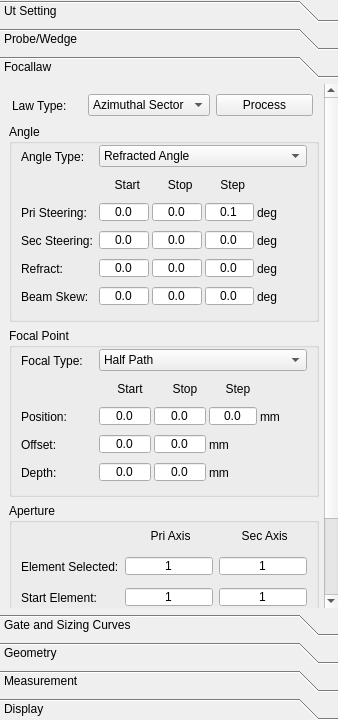
Above: phascan_view/ui/DopplerGroupTab.ui from qinxingying/hello-word before the change. Below: the same form after it.
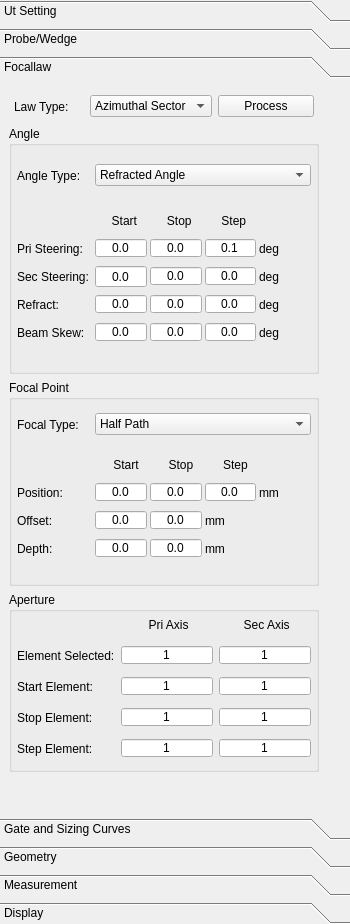
That is the form after the change. The open tabs and pages were chosen to show the change. Icons and pictures are not drawn. Custom widgets are drawn as their Qt base class.

```diff
--- a/phascan_view/ui/DopplerGroupTab.ui
+++ b/phascan_view/ui/DopplerGroupTab.ui
@@ -6,8 +6,8 @@
    <rect>
     <x>0</x>
     <y>0</y>
-    <width>338</width>
-    <height>720</height>
+    <width>350</width>
+    <height>924</height>
    </rect>
   </property>
   <property name="sizePolicy">
@@ -16,6 +16,12 @@
     <verstretch>0</verstretch>
    </sizepolicy>
   </property>
+  <property name="minimumSize">
+   <size>
+    <width>0</width>
+    <height>0</height>
+   </size>
+  </property>
   <property name="font">
    <font>
     <family>Arial</family>
@@ -42,6 +48,12 @@
    </property>
    <item>
     <widget class="QToolBox" name="toolBox">
+     <property name="minimumSize">
+      <size>
+       <width>290</width>
+       <height>0</height>
+      </size>
+     </property>
      <property name="baseSize">
       <size>
        <width>0</width>
@@ -2898,13 +2910,13 @@
        <rect>
         <x>0</x>
         <y>0</y>
-        <width>321</width>
-        <height>618</height>
+        <width>350</width>
+        <height>714</height>
        </rect>
       </property>
       <property name="minimumSize">
        <size>
-        <width>313</width>
+        <width>0</width>
         <height>0</height>
        </size>
       </property>
@@ -2916,17 +2928,32 @@
        <string>Focallaw</string>
       </attribute>
       <layout class="QVBoxLayout" name="verticalLayout_4">
+       <property name="spacing">
+        <number>0</number>
+       </property>
+       <property name="leftMargin">
+        <number>9</number>
+       </property>
+       <property name="rightMargin">
+        <number>0</number>
+       </property>
+       <property name="bottomMargin">
+        <number>0</number>
+       </property>
        <item>
         <widget class="QScrollArea" name="scrollArea">
          <property name="minimumSize">
           <size>
-           <width>313</width>
-           <height>600</height>
+           <width>0</width>
+           <height>645</height>
           </size>
          </property>
          <property name="frameShape">
           <enum>QFrame::NoFrame</enum>
          </property>
+         <property name="horizontalScrollBarPolicy">
+          <enum>Qt::ScrollBarAlwaysOff</enum>
+         </property>
          <property name="widgetResizable">
           <bool>true</bool>
          </property>
@@ -2935,23 +2962,17 @@
            <rect>
             <x>0</x>
             <y>0</y>
-            <width>313</width>
-            <height>600</height>
+            <width>341</width>
+            <height>705</height>
            </rect>
           </property>
           <property name="minimumSize">
            <size>
-            <width>312</width>
-            <height>560</height>
+            <width>0</width>
+            <height>0</height>
            </size>
           </property>
-          <property name="maximumSize">
-           <size>
-            <width>1777125</width>
-            <height>16777215</height>
-           </size>
-          </property>
-          <layout class="QVBoxLayout" name="verticalLayout_17" stretch="1,6,5,5">
+          <layout class="QVBoxLayout" name="verticalLayout_17" stretch="0,6,5,0,0">
            <property name="leftMargin">
             <number>0</number>
            </property>
@@ -2961,68 +2982,79 @@
            <property name="rightMargin">
             <number>0</number>
            </property>
+           <property name="bottomMargin">
+            <number>0</number>
+           </property>
            <item>
-            <layout class="QHBoxLayout" name="horizontalLayout_7">
-             <property name="leftMargin">
-              <number>3</number>
+            <widget class="QWidget" name="widget" native="true">
+             <property name="maximumSize">
+              <size>
+               <width>310</width>
+               <height>30</height>
+              </size>
              </property>
-             <property name="topMargin">
-              <number>0</number>
-             </property>
-             <property name="rightMargin">
-              <number>9</number>
-             </property>
-             <property name="bottomMargin">
-              <number>0</number>
-             </property>
-             <item>
-              <widget class="QLabel" name="LabelLawType">
-               <property name="sizePolicy">
-                <sizepolicy hsizetype="Fixed" vsizetype="Fixed">
-                 <horstretch>0</horstretch>
-                 <verstretch>0</verstretch>
-                </sizepolicy>
-               </property>
-               <property name="minimumSize">
-                <size>
-                 <width>70</width>
-                 <height>25</height>
-                </size>
-               </property>
-               <property name="text">
-                <string>Law Type:</string>
-               </property>
-              </widget>
-             </item>
-             <item>
-              <widget class="QComboBox" name="ComLawType">
-               <item>
+             <layout class="QHBoxLayout" name="horizontalLayout_7">
+              <property name="leftMargin">
+               <number>5</number>
+              </property>
+              <property name="topMargin">
+               <number>1</number>
+              </property>
+              <property name="rightMargin">
+               <number>5</number>
+              </property>
+              <property name="bottomMargin">
+               <number>1</number>
+              </property>
+              <item>
+               <widget class="QLabel" name="LabelLawType">
+                <property name="sizePolicy">
+                 <sizepolicy hsizetype="Fixed" vsizetype="Fixed">
+                  <horstretch>0</horstretch>
+                  <verstretch>0</verstretch>
+                 </sizepolicy>
+                </property>
+                <property name="minimumSize">
+                 <size>
+                  <width>70</width>
+                  <height>25</height>
+                 </size>
+                </property>
                 <property name="text">
-                 <string>Azimuthal Sector</string>
+                 <string>Law Type:</string>
                 </property>
-               </item>
-               <item>
+               </widget>
+              </item>
+              <item>
+               <widget class="QComboBox" name="ComLawType">
+                <item>
+                 <property name="text">
+                  <string>Azimuthal Sector</string>
+                 </property>
+                </item>
+                <item>
+                 <property name="text">
+                  <string>Linear Sector</string>
+                 </property>
+                </item>
+               </widget>
+              </item>
+              <item>
+               <widget class="QPushButton" name="BtnProcessLaw">
                 <property name="text">
-                 <string>Linear Sector</string>
+                 <string>Process</string>
                 </property>
-               </item>
-              </widget>
-             </item>
-             <item>
-              <widget class="QPushButton" name="BtnProcessLaw">
-               <property name="text">
-                <string>Process</string>
-               </property>
-              </widget>
-             </item>
-            </layout>
+               </widget>
+              </item>
+             </layout>
+            </widget>
            </item>
            <item>
             <widget class="QGroupBox" name="BoxAngle">
              <property name="maximumSize">
               <size>
                <width>310</width>
-               <height>16777215</height>
+               <height>250</height>
               </size>
              </property>
              <property name="title">
@@ -3032,9 +3064,15 @@
               <property name="spacing">
                <number>3</number>
               </property>
+              <property name="leftMargin">
+               <number>5</number>
+              </property>
               <property name="topMargin">
                <number>0</number>
               </property>
+              <property name="rightMargin">
+               <number>5</number>
+              </property>
               <item>
                <layout class="QHBoxLayout" name="horizontalLayout_8">
                 <property name="leftMargin">
@@ -3168,7 +3206,7 @@
                   </property>
                   <property name="maximumSize">
                    <size>
-                    <width>16777215</width>
+                    <width>60</width>
                     <height>20</height>
                    </size>
                   </property>
@@ -3211,7 +3249,7 @@
                   </property>
                   <property name="maximumSize">
                    <size>
-                    <width>16777215</width>
+                    <width>60</width>
                     <height>20</height>
                    </size>
                   </property>
@@ -3254,7 +3292,7 @@
                   </property>
                   <property name="maximumSize">
                    <size>
-                    <width>16777215</width>
+                    <width>60</width>
                     <height>20</height>
                    </size>
                   </property>
@@ -3290,6 +3328,12 @@
                 </item>
                 <item row="2" column="0">
                  <widget class="QLabel" name="LabelSecSteering">
+                  <property name="sizePolicy">
+                   <sizepolicy hsizetype="Fixed" vsizetype="Preferred">
+                    <horstretch>0</horstretch>
+                    <verstretch>0</verstretch>
+                   </sizepolicy>
+                  </property>
                   <property name="minimumSize">
                    <size>
                     <width>75</width>
@@ -3317,8 +3361,8 @@
                   </property>
                   <property name="maximumSize">
                    <size>
-                    <width>16777215</width>
-                    <height>20</height>
+                    <width>60</width>
+                    <height>16777215</height>
                    </size>
                   </property>
                   <property name="frame">
@@ -3360,7 +3404,7 @@
                   </property>
                   <property name="maximumSize">
                    <size>
-                    <width>16777215</width>
+                    <width>60</width>
                     <height>20</height>
                    </size>
                   </property>
@@ -3403,7 +3447,7 @@
                   </property>
                   <property name="maximumSize">
                    <size>
-                    <width>16777215</width>
+                    <width>60</width>
                     <height>20</height>
                    </size>
                   </property>
@@ -3463,7 +3507,7 @@
                   </property>
                   <property name="maximumSize">
                    <size>
-                    <width>16777215</width>
+                    <width>60</width>
                     <height>20</height>
                    </size>
                   </property>
@@ -3506,7 +3550,7 @@
                   </property>
                   <property name="maximumSize">
                    <size>
-                    <width>16777215</width>
+                    <width>60</width>
                     <height>20</height>
                    </size>
                   </property>
@@ -3549,7 +3593,7 @@
                   </property>
                   <property name="maximumSize">
                    <size>
-                    <width>16777215</width>
+                    <width>60</width>
                     <height>20</height>
                    </size>
                   </property>
@@ -3609,7 +3653,7 @@
                   </property>
                   <property name="maximumSize">
                    <size>
-                    <width>16777215</width>
+                    <width>60</width>
                     <height>20</height>
                    </size>
                   </property>
@@ -3649,7 +3693,7 @@
                   </property>
                   <property name="maximumSize">
                    <size>
-                    <width>16777215</width>
+                    <width>60</width>
                     <height>20</height>
                    </size>
                   </property>
@@ -3689,7 +3733,7 @@
                   </property>
                   <property name="maximumSize">
                    <size>
-                    <width>16777215</width>
+                    <width>60</width>
                     <height>20</height>
                    </size>
                   </property>
@@ -3730,7 +3774,7 @@
              <property name="maximumSize">
               <size>
                <width>310</width>
-               <height>16777215</height>
+               <height>210</height>
               </size>
              </property>
              <property name="title">
@@ -3740,9 +3784,15 @@
               <property name="spacing">
                <number>3</number>
               </property>
+              <property name="leftMargin">
+               <number>5</number>
+              </property>
               <property name="topMargin">
                <number>0</number>
               </property>
+              <property name="rightMargin">
+               <number>5</number>
+              </property>
               <item>
                <layout class="QHBoxLayout" name="horizontalLayout_2">
                 <property name="leftMargin">
@@ -3881,7 +3931,7 @@
                   </property>
                   <property name="maximumSize">
                    <size>
-                    <width>16777215</width>
+                    <width>60</width>
                     <height>20</height>
                    </size>
                   </property>
@@ -3921,7 +3971,7 @@
                   </property>
                   <property name="maximumSize">
                    <size>
-                    <width>16777215</width>
+                    <width>60</width>
                     <height>20</height>
                    </size>
                   </property>
@@ -3961,7 +4011,7 @@
                   </property>
                   <property name="maximumSize">
                    <size>
-                    <width>16777215</width>
+                    <width>60</width>
                     <height>20</height>
                    </size>
                   </property>
@@ -4021,7 +4071,7 @@
                   </property>
                   <property name="maximumSize">
                    <size>
-                    <width>16777215</width>
+                    <width>60</width>
                     <height>20</height>
                    </size>
                   </property>
@@ -4064,7 +4114,7 @@
                   </property>
                   <property name="maximumSize">
                    <size>
-                    <width>16777215</width>
+                    <width>60</width>
                     <height>20</height>
                    </size>
                   </property>
@@ -4127,7 +4177,7 @@
                   </property>
                   <property name="maximumSize">
                    <size>
-                    <width>16777215</width>
+                    <width>60</width>
                     <height>20</height>
                    </size>
                   </property>
@@ -4170,7 +4220,7 @@
                   </property>
                   <property name="maximumSize">
                    <size>
-                    <width>16777215</width>
+                    <width>60</width>
                     <height>20</height>
                    </size>
                   </property>
@@ -4214,16 +4264,22 @@
              <property name="maximumSize">
               <size>
                <width>310</width>
-               <height>16777215</height>
+               <height>180</height>
               </size>
              </property>
              <property name="title">
               <string>Aperture</string>
              </property>
              <layout class="QGridLayout" name="gridLayout_24">
+              <property name="leftMargin">
+               <number>5</number>
+              </property>
               <property name="topMargin">
                <number>0</number>
               </property>
+              <property name="rightMargin">
+               <number>5</number>
+              </property>
               <item row="0" column="0">
                <layout class="QGridLayout" name="gridLayout_12">
                 <item row="0" column="1">
@@ -4641,6 +4697,19 @@
              </layout>
             </widget>
            </item>
+           <item>
+            <spacer name="verticalSpacer_3">
+             <property name="orientation">
+              <enum>Qt::Vertical</enum>
+             </property>
+             <property name="sizeHint" stdset="0">
+              <size>
+               <width>20</width>
+               <height>40</height>
+              </size>
+             </property>
+            </spacer>
+           </item>
           </layout>
          </widget>
         </widget>
```
Left out of the diff: 209 changed lines with no effect on the pictures.
